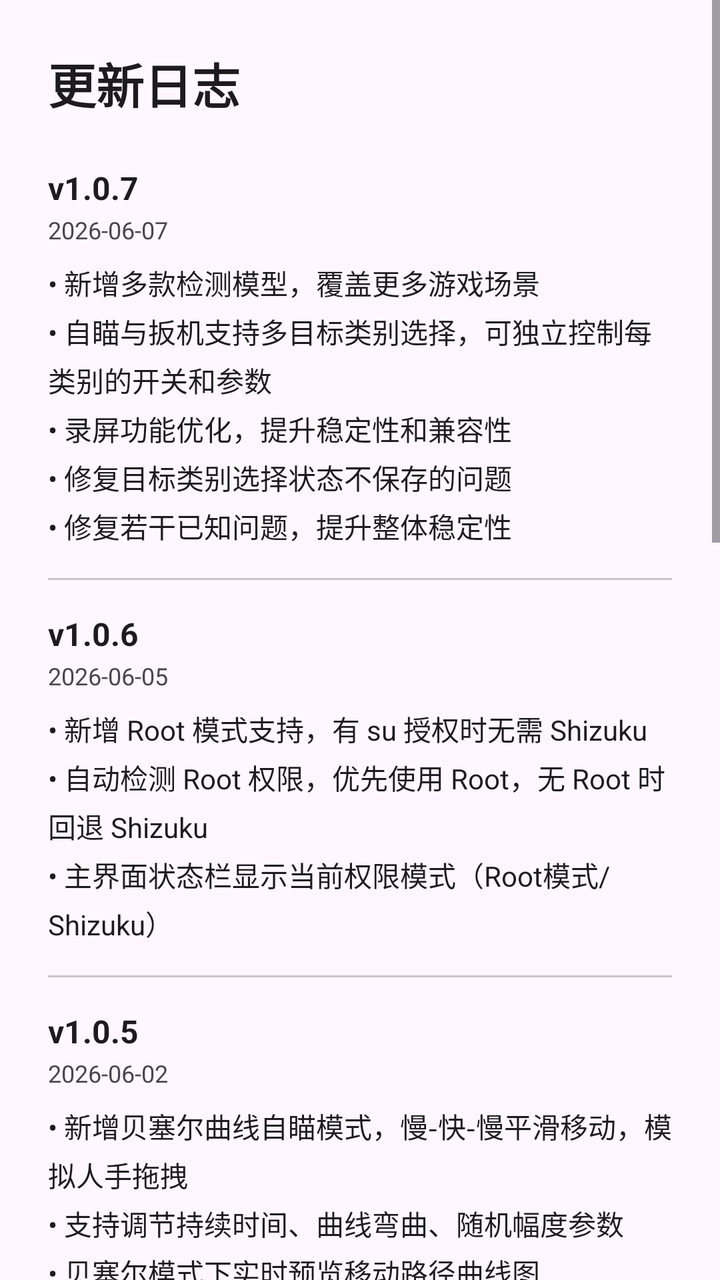
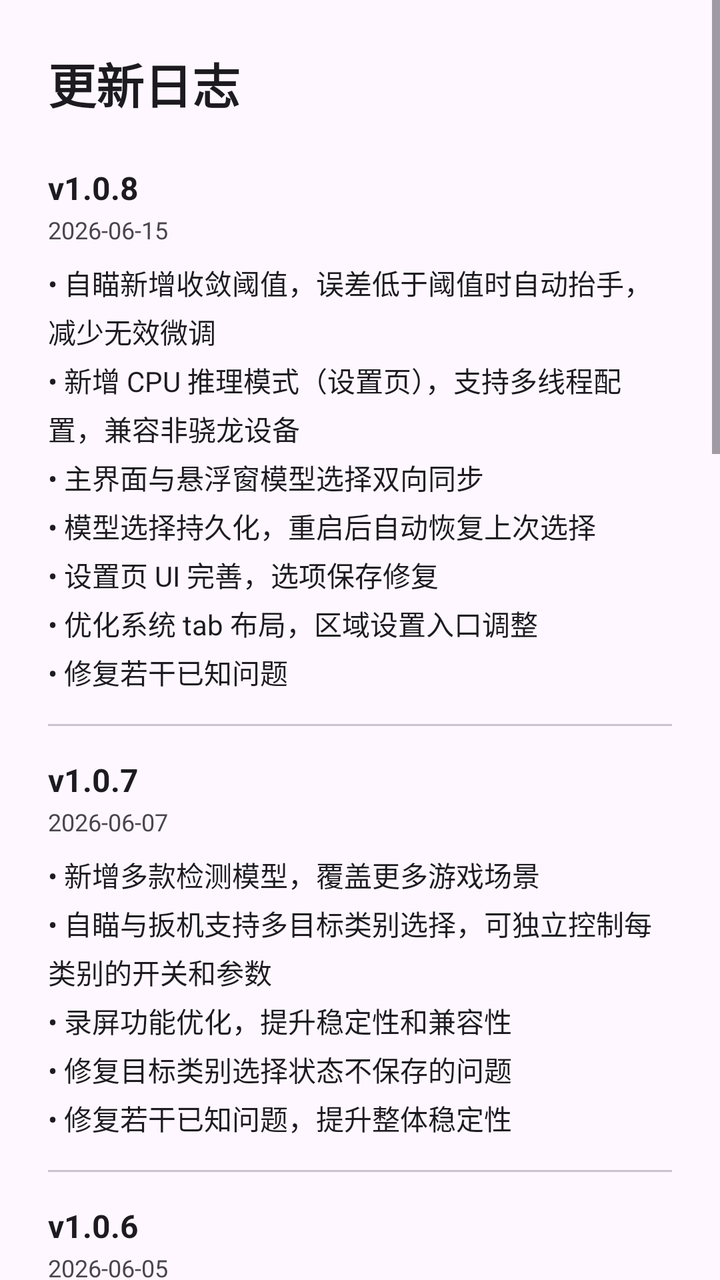

Before-and-after screenshots of an Android layout around one commit, followed by the original layout XML and the change that was made.
<!-- AndroidManifest.xml: application theme Theme.Aimbot -->
<!-- res/layout/dialog_changelog.xml -->
<?xml version="1.0" encoding="utf-8"?>
<ScrollView xmlns:android="http://schemas.android.com/apk/res/android"
    android:layout_width="match_parent"
    android:layout_height="wrap_content">

<LinearLayout
    android:layout_width="match_parent"
    android:layout_height="wrap_content"
    android:orientation="vertical"
    android:paddingTop="24dp"
    android:paddingBottom="16dp"
    android:paddingStart="24dp"
    android:paddingEnd="24dp">

    <TextView
        android:layout_width="wrap_content"
        android:layout_height="wrap_content"
        android:text="更新日志"
        android:textSize="24sp"
        android:textColor="?attr/colorOnSurface"
        android:textStyle="bold" />

    <LinearLayout
        android:layout_width="match_parent"
        android:layout_height="wrap_content"
        android:orientation="vertical"
        android:layout_marginTop="24dp">

        
        <LinearLayout
            android:layout_width="match_parent"
            android:layout_height="wrap_content"
            android:orientation="vertical">

            <TextView
                android:layout_width="wrap_content"
                android:layout_height="wrap_content"
                android:text="v1.0.7"
                android:textSize="16sp"
                android:textColor="?attr/colorOnSurface"
                android:textStyle="bold" />

            <TextView
                android:layout_width="wrap_content"
                android:layout_height="wrap_content"
                android:text="2026-06-07"
                android:textSize="12sp"
                android:textColor="?attr/colorOnSurfaceVariant"
                android:layout_marginTop="2dp" />

            <TextView
                android:layout_width="wrap_content"
                android:layout_height="wrap_content"
                android:text="• 新增多款检测模型，覆盖更多游戏场景\n• 自瞄与扳机支持多目标类别选择，可独立控制每类别的开关和参数\n• 录屏功能优化，提升稳定性和兼容性\n• 修复目标类别选择状态不保存的问题\n• 修复若干已知问题，提升整体稳定性"
                android:textSize="14sp"
                android:textColor="?attr/colorOnSurface"
                android:layout_marginTop="8dp"
                android:lineSpacingExtra="4dp" />
        </LinearLayout>

        <View
            android:layout_width="match_parent"
            android:layout_height="1dp"
            android:background="?attr/colorOutlineVariant"
            android:layout_marginTop="16dp"
            android:layout_marginBottom="16dp" />

        
        <LinearLayout
            android:layout_width="match_parent"
            android:layout_height="wrap_content"
            android:orientation="vertical">

            <TextView
                android:layout_width="wrap_content"
                android:layout_height="wrap_content"
                android:text="v1.0.6"
                android:textSize="16sp"
                android:textColor="?attr/colorOnSurface"
                android:textStyle="bold" />

            <TextView
                android:layout_width="wrap_content"
                android:layout_height="wrap_content"
                android:text="2026-06-05"
                android:textSize="12sp"
                android:textColor="?attr/colorOnSurfaceVariant"
                android:layout_marginTop="2dp" />

            <TextView
                android:layout_width="wrap_content"
                android:layout_height="wrap_content"
                android:text="• 新增 Root 模式支持，有 su 授权时无需 Shizuku\n• 自动检测 Root 权限，优先使用 Root，无 Root 时回退 Shizuku\n• 主界面状态栏显示当前权限模式（Root模式/Shizuku）"
                android:textSize="14sp"
                android:textColor="?attr/colorOnSurface"
                android:layout_marginTop="8dp"
                android:lineSpacingExtra="4dp" />
        </LinearLayout>

        <View
            android:layout_width="match_parent"
            android:layout_height="1dp"
            android:background="?attr/colorOutlineVariant"
            android:layout_marginTop="16dp"
            android:layout_marginBottom="16dp" />

        
        <LinearLayout
            android:layout_width="match_parent"
            android:layout_height="wrap_content"
            android:orientation="vertical">

            <TextView
                android:layout_width="wrap_content"
                android:layout_height="wrap_content"
                android:text="v1.0.5"
                android:textSize="16sp"
                android:textColor="?attr/colorOnSurface"
                android:textStyle="bold" />

            <TextView
                android:layout_width="wrap_content"
                android:layout_height="wrap_content"
                android:text="2026-06-02"
                android:textSize="12sp"
                android:textColor="?attr/colorOnSurfaceVariant"
                android:layout_marginTop="2dp" />

            <TextView
                android:layout_width="wrap_content"
                android:layout_height="wrap_content"
                android:text="• 新增贝塞尔曲线自瞄模式，慢-快-慢平滑移动，模拟人手拖拽\n• 支持调节持续时间、曲线弯曲、随机幅度参数\n• 贝塞尔模式下实时预览移动路径曲线图\n• 修复贝塞尔自瞄方向错误和过冲问题\n• 删除重定阈值参数"
                android:textSize="14sp"
                android:textColor="?attr/colorOnSurface"
                android:layout_marginTop="8dp"
                android:lineSpacingExtra="4dp" />
        </LinearLayout>

        <View
            android:layout_width="match_parent"
            android:layout_height="1dp"
            android:background="?attr/colorOutlineVariant"
            android:layout_marginTop="16dp"
            android:layout_marginBottom="16dp" />

        
        <LinearLayout
            android:layout_width="match_parent"
            android:layout_height="wrap_content"
            android:orientation="vertical">

            <TextView
                android:layout_width="wrap_content"
                android:layout_height="wrap_content"
                android:text="v1.0.4"
                android:textSize="16sp"
                android:textColor="?attr/colorOnSurface"
                android:textStyle="bold" />

            <TextView
                android:layout_width="wrap_content"
                android:layout_height="wrap_content"
                android:text="2026-06-02"
                android:textSize="12sp"
                android:textColor="?attr/colorOnSurfaceVariant"
                android:layout_marginTop="2dp" />

            <TextView
                android:layout_width="wrap_content"
                android:layout_height="wrap_content"
                android:text="• 修复切换模型时推理未停止导致崩溃的问题\n• 修复若干已知问题，提升稳定性"
                android:textSize="14sp"
                android:textColor="?attr/colorOnSurface"
                android:layout_marginTop="8dp"
                android:lineSpacingExtra="4dp" />
        </LinearLayout>

        <View
            android:layout_width="match_parent"
            android:layout_height="1dp"
            android:background="?attr/colorOutlineVariant"
            android:layout_marginTop="16dp"
            android:layout_marginBottom="16dp" />

        
        <LinearLayout
            android:layout_width="match_parent"
            android:layout_height="wrap_content"
            android:orientation="vertical">

            <TextView
                android:layout_width="wrap_content"
                android:layout_height="wrap_content"
                android:text="v1.0.3"
                android:textSize="16sp"
                android:textColor="?attr/colorOnSurface"
                android:textStyle="bold" />

            <TextView
                android:layout_width="wrap_content"
                android:layout_height="wrap_content"
                android:text="2026-05-23"
                android:textSize="12sp"
                android:textColor="?attr/colorOnSurfaceVariant"
                android:layout_marginTop="2dp" />

            <TextView
                android:layout_width="wrap_content"
                android:layout_height="wrap_content"
                android:text="• 自瞄 Y 偏移改为比例偏移（按目标高度），支持打身体\n• 自瞄新增随机摆动，模拟人手微调\n• 自瞄新增预测强度，提前追踪移动目标\n• 扳机新增 Y 范围扩大参数，向下扩展触发区域\n• 修复模型选择关闭面板后不保持的 bug\n• 删除 X 偏移参数"
                android:textSize="14sp"
                android:textColor="?attr/colorOnSurface"
                android:layout_marginTop="8dp"
                android:lineSpacingExtra="4dp" />
        </LinearLayout>

        <View
            android:layout_width="match_parent"
            android:layout_height="1dp"
            android:background="?attr/colorOutlineVariant"
            android:layout_marginTop="16dp"
            android:layout_marginBottom="16dp" />

        
        <LinearLayout
            android:layout_width="match_parent"
            android:layout_height="wrap_content"
            android:orientation="vertical">

            <TextView
                android:layout_width="wrap_content"
                android:layout_height="wrap_content"
                android:text="v1.0.2"
                android:textSize="16sp"
                android:textColor="?attr/colorOnSurface"
                android:textStyle="bold" />

            <TextView
                android:layout_width="wrap_content"
                android:layout_height="wrap_content"
                android:text="2026-05-21"
                android:textSize="12sp"
                android:textColor="?attr/colorOnSurfaceVariant"
                android:layout_marginTop="2dp" />

            <TextView
                android:layout_width="wrap_content"
                android:layout_height="wrap_content"
                android:text="• 修复配置参数不生效的 bug\n• 区域设置改为按钮点击操作"
                android:textSize="14sp"
                android:textColor="?attr/colorOnSurface"
                android:layout_marginTop="8dp"
                android:lineSpacingExtra="4dp" />
        </LinearLayout>

        <View
            android:layout_width="match_parent"
            android:layout_height="1dp"
            android:background="?attr/colorOutlineVariant"
            android:layout_marginTop="16dp"
            android:layout_marginBottom="16dp" />

        
        <LinearLayout
            android:layout_width="match_parent"
            android:layout_height="wrap_content"
            android:orientation="vertical">

            <TextView
                android:layout_width="wrap_content"
                android:layout_height="wrap_content"
                android:text="v1.0.1"
                android:textSize="16sp"
                android:textColor="?attr/colorOnSurface"
                android:textStyle="bold" />

            <TextView
                android:layout_width="wrap_content"
                android:layout_height="wrap_content"
                android:text="2026-05-20"
                android:textSize="12sp"
                android:textColor="?attr/colorOnSurfaceVariant"
                android:layout_marginTop="2dp" />

            <TextView
                android:layout_width="wrap_content"
                android:layout_height="wrap_content"
                android:text="• UI 细节优化，体验更流畅\n• 修复若干已知问题"
                android:textSize="14sp"
                android:textColor="?attr/colorOnSurface"
                android:layout_marginTop="8dp"
                android:lineSpacingExtra="4dp" />
        </LinearLayout>

        <View
            android:layout_width="match_parent"
            android:layout_height="1dp"
            android:background="?attr/colorOutlineVariant"
            android:layout_marginTop="16dp"
            android:layout_marginBottom="16dp" />

        
        <LinearLayout
            android:layout_width="match_parent"
            android:layout_height="wrap_content"
            android:orientation="vertical">

            <TextView
                android:layout_width="wrap_content"
                android:layout_height="wrap_content"
                android:text="v1.0.0"
                android:textSize="16sp"
                android:textColor="?attr/colorOnSurface"
                android:textStyle="bold" />

            <TextView
                android:layout_width="wrap_content"
                android:layout_height="wrap_content"
                android:text="2026-05-18"
                android:textSize="12sp"
                android:textColor="?attr/colorOnSurfaceVariant"
                android:layout_marginTop="2dp" />

            <TextView
                android:layout_width="wrap_content"
                android:layout_height="wrap_content"
                android:text="• AI 目标检测，支持骁龙 QNN 硬件加速\n• 自瞄模式，智能追踪目标\n• 扳机模式，精准触发射击\n• 多精度模型可选"
                android:textSize="14sp"
                android:textColor="?attr/colorOnSurface"
                android:layout_marginTop="8dp"
                android:lineSpacingExtra="4dp" />
        </LinearLayout>

    </LinearLayout>

</LinearLayout>

</ScrollView>
<!-- resources referenced by this layout -->
<resources>
  <style name="Theme.Aimbot" parent="Base.Theme.Aimbot" />
  <style name="Base.Theme.Aimbot" parent="Theme.Material3.DayNight.NoActionBar">
          
          
      </style>
</resources>

<!-- the commit's change to res/layout/dialog_changelog.xml (unified diff, before → after) -->
@@ -35,6 +35,45 @@
             <TextView
                 android:layout_width="wrap_content"
                 android:layout_height="wrap_content"
+                android:text="v1.0.8"
+                android:textSize="16sp"
+                android:textColor="?attr/colorOnSurface"
+                android:textStyle="bold" />
+
+            <TextView
+                android:layout_width="wrap_content"
+                android:layout_height="wrap_content"
+                android:text="2026-06-15"
+                android:textSize="12sp"
+                android:textColor="?attr/colorOnSurfaceVariant"
+                android:layout_marginTop="2dp" />
+
+            <TextView
+                android:layout_width="wrap_content"
+                android:layout_height="wrap_content"
+                android:text="• 自瞄新增收敛阈值，误差低于阈值时自动抬手，减少无效微调\n• 新增 CPU 推理模式（设置页），支持多线程配置，兼容非骁龙设备\n• 主界面与悬浮窗模型选择双向同步\n• 模型选择持久化，重启后自动恢复上次选择\n• 设置页 UI 完善，选项保存修复\n• 优化系统 tab 布局，区域设置入口调整\n• 修复若干已知问题"
+                android:textSize="14sp"
+                android:textColor="?attr/colorOnSurface"
+                android:layout_marginTop="8dp"
+                android:lineSpacingExtra="4dp" />
+        </LinearLayout>
+
+        <View
+            android:layout_width="match_parent"
+            android:layout_height="1dp"
+            android:background="?attr/colorOutlineVariant"
+            android:layout_marginTop="16dp"
+            android:layout_marginBottom="16dp" />
+
+        
+        <LinearLayout
+            android:layout_width="match_parent"
+            android:layout_height="wrap_content"
+            android:orientation="vertical">
+
+            <TextView
+                android:layout_width="wrap_content"
+                android:layout_height="wrap_content"
                 android:text="v1.0.7"
                 android:textSize="16sp"
                 android:textColor="?attr/colorOnSurface"
